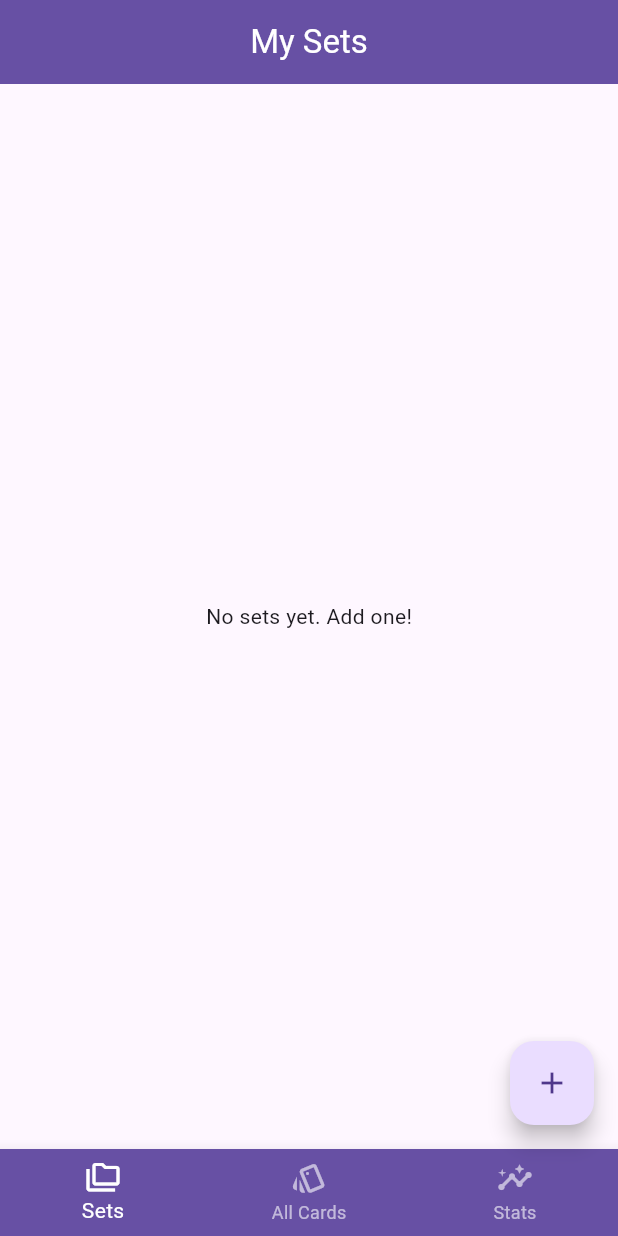
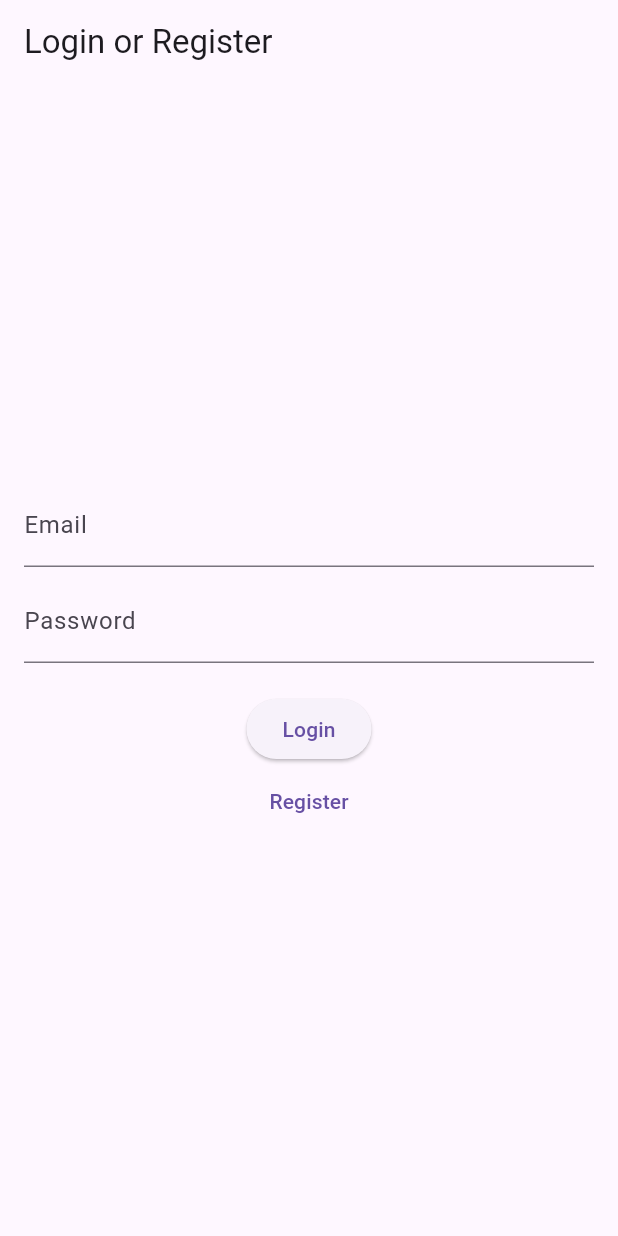
Before and after one commit to Tobitopia/FlashcardTrainer, a Flutter app: the screen it shows after launch, on a phone screen of 412 x 824 dp. Run offline on Flutter 3.47's test engine with Material 3 defaults, Android fonts, the phone set to English and light mode, and no system bars; our stand-ins replace firebase_auth, firebase_core, fl_chart, image_picker, sqflite, video_player; missing offline and left inert: easy_video_editor, video_thumbnail; accounts and stored records are empty.

Commit message:
feature: Login screen and communication with Firebase #8

```diff
--- a/lib/app/my_app.dart
+++ b/lib/app/my_app.dart
@@ -1,11 +1,13 @@
 import 'package:flutter/material.dart';
+import '../widgets/auth_wrapper.dart';
 import 'navigation.dart';
+
 class MyApp extends StatelessWidget {
   const MyApp({super.key});
 
   // This widget is the root of your application.
   @override
   Widget build(BuildContext context) {
-    return MaterialApp(home: NavigationBarScreen());
+    return MaterialApp(home: AuthWrapper());
   }
 }
--- a/lib/main.dart
+++ b/lib/main.dart
@@ -1,6 +1,9 @@
 import 'package:flutter/material.dart';
+import 'package:firebase_core/firebase_core.dart';
 import 'app/my_app.dart';
 
-void main() {
+Future<void> main() async {
+  WidgetsFlutterBinding.ensureInitialized();
+  await Firebase.initializeApp();
   runApp(const MyApp());
 }
--- /dev/null
+++ b/lib/screens/auth/login_screen.dart
@@ -0,0 +1,89 @@
+import 'package:flutter/material.dart';
+import 'package:projects/services/auth_service.dart'; // Import your AuthService
+
+class LoginScreen extends StatefulWidget {
+  const LoginScreen({super.key});
+
+  @override
+  State<LoginScreen> createState() => _LoginScreenState();
+}
+
+class _LoginScreenState extends State<LoginScreen> {
+  // Create an instance of the AuthService
+  final AuthService _authService = AuthService();
+
+  // Create TextEditingControllers to get the text from the fields
+  final TextEditingController _emailController = TextEditingController();
+  final TextEditingController _passwordController = TextEditingController();
+
+  // Remember to dispose of controllers when the widget is removed
+  @override
+  void dispose() {
+    _emailController.dispose();
+    _passwordController.dispose();
+    super.dispose();
+  }
+
+  @override
+  Widget build(BuildContext context) {
+    return Scaffold(
+      appBar: AppBar(
+        title: const Text('Login or Register'),
+      ),
+      body: Padding(
+        padding: const EdgeInsets.all(16.0),
+        child: Column(
+          mainAxisAlignment: MainAxisAlignment.center,
+          children: [
+            TextField(
+              controller: _emailController, // Attach the controller
+              decoration: const InputDecoration(
+                labelText: 'Email',
+              ),
+              keyboardType: TextInputType.emailAddress,
+            ),
+            const SizedBox(height: 8),
+            TextField(
+              controller: _passwordController, // Attach the controller
+              decoration: const InputDecoration(
+                labelText: 'Password',
+              ),
+              obscureText: true,
+            ),
+            const SizedBox(height: 20),
+            ElevatedButton(
+              onPressed: () async { // Make the function async
+                final email = _emailController.text;
+                final password = _passwordController.text;
+                final userCredential = await _authService.signInWithEmailAndPassword(email, password);
+                if (userCredential != null) {
+                  print('Login Successful: ${userCredential.user?.email}');
+                  // TODO: Navigate to the main app screen
+                } else {
+                  print('Login Failed');
+                  // TODO: Show an error message to the user
+                }
+              },
+              child: const Text('Login'),
+            ),
+            TextButton(
+              onPressed: () async { // Make the function async
+                final email = _emailController.text;
+                final password = _passwordController.text;
+                final userCredential = await _authService.createUserWithEmailAndPassword(email, password);
+                if (userCredential != null) {
+                  print('Registration Successful: ${userCredential.user?.email}');
+                  // TODO: Navigate to the main app screen
+                } else {
+                  print('Registration Failed');
+                  // TODO: Show an error message to the user
+                }
+              },
+              child: const Text('Register'),
+            )
+          ],
+        ),
+      ),
+    );
+  }
+}
--- /dev/null
+++ b/lib/services/auth_service.dart
@@ -0,0 +1,42 @@
+import 'package:firebase_auth/firebase_auth.dart';
+
+class AuthService {
+  final FirebaseAuth _auth = FirebaseAuth.instance;
+
+  // Sign in with email & password
+  Future<UserCredential?> signInWithEmailAndPassword(String email, String password) async {
+    try {
+      UserCredential userCredential = await _auth.signInWithEmailAndPassword(
+        email: email,
+        password: password,
+      );
+      return userCredential;
+    } on FirebaseAuthException catch (e) {
+      // You can add more specific error handling here later
+      print('Failed to sign in: ${e.message}');
+      return null;
+    }
+  }
+
+  // Register with email & password
+  Future<UserCredential?> createUserWithEmailAndPassword(String email, String password) async {
+    try {
+      UserCredential userCredential = await _auth.createUserWithEmailAndPassword(
+        email: email,
+        password: password,
+      );
+      return userCredential;
+    } on FirebaseAuthException catch (e) {
+      print('Failed to register: ${e.message}');
+      return null;
+    }
+  }
+
+  // Sign out
+  Future<void> signOut() async {
+    await _auth.signOut();
+  }
+
+  // Check auth state
+  Stream<User?> get authStateChanges => _auth.authStateChanges();
+}
--- /dev/null
+++ b/lib/widgets/auth_wrapper.dart
@@ -0,0 +1,32 @@
+import 'package:firebase_auth/firebase_auth.dart';
+import 'package:flutter/material.dart';
+import 'package:projects/screens/auth/login_screen.dart';
+import 'package:projects/services/auth_service.dart';
+import '../app/navigation.dart';
+
+class AuthWrapper extends StatelessWidget {
+  const AuthWrapper({super.key});
+
+  @override
+  Widget build(BuildContext context) {
+    return StreamBuilder<User?>(
+      stream: AuthService().authStateChanges,
+      builder: (context, snapshot) {
+        // User is logged in
+        if (snapshot.connectionState == ConnectionState.active) {
+          if (snapshot.hasData) {
+            return const NavigationBarScreen(); // Go to the main app screen
+          }
+          // User is not logged in
+          return const LoginScreen(); // Go to the login screen
+        }
+        // Show a loading indicator while checking auth state
+        return const Scaffold(
+          body: Center(
+            child: CircularProgressIndicator(),
+          ),
+        );
+      },
+    );
+  }
+}
--- a/pubspec.yaml
+++ b/pubspec.yaml
@@ -19,6 +19,8 @@ dependencies:
   fl_chart: ^1.1.1
   path_provider: ^2.0.11 # Added for testing video uploads
   easy_video_editor: ^0.1.3
+  firebase_auth: ^6.1.1
+  firebase_core: ^4.2.0
 
 dev_dependencies:
   integration_test:
```
Also changed, not shown: lib/services/training_services.dart (added), pubspec.lock, 6 other files.
